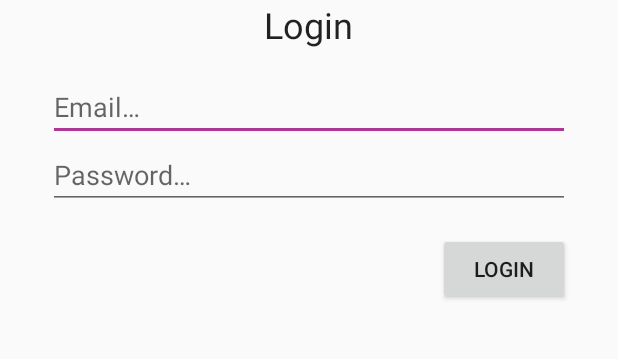
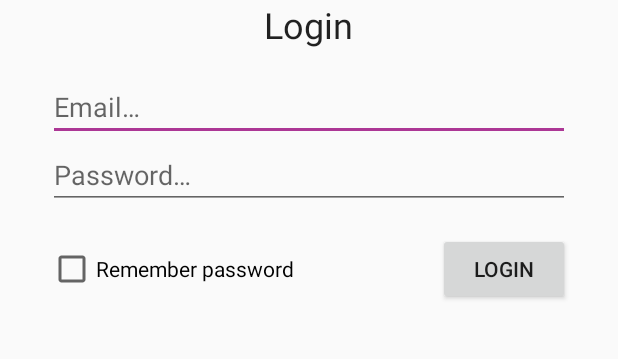
Before and after one commit to AlvaroBrey/mONO, an Android app: the screen it shows after launch (LoginActivity), on a phone screen of 412 x 824 dp, the part 372-731 px from its top. Run offline under Robolectric (Android 15) with nearby library versions, the phone set to English and light mode, and no system bars; our stand-ins replace ButterKnife; pictures from the network do not load.

Commit message:
LoginActivity.java: add checkbox to remember password

```diff
--- a/app/src/main/res/layout/activity_login.xml
+++ b/app/src/main/res/layout/activity_login.xml
@@ -47,19 +47,40 @@
         android:layout_height="wrap_content"
         android:layout_below="@+id/edittext_login_email"
         android:layout_centerHorizontal="true"
+        android:layout_marginBottom="@dimen/activity_vertical_margin"
         android:layout_marginLeft="@dimen/activity_horizontal_margin"
         android:layout_marginRight="@dimen/activity_horizontal_margin"
         android:ems="10"
         android:hint="@string/hint_login_password"
         android:inputType="textPassword"/>
 
-    <Button
-        android:id="@+id/button_login"
+    <RelativeLayout
         android:layout_width="wrap_content"
         android:layout_height="wrap_content"
-        android:layout_alignRight="@+id/edittext_login_password"
         android:layout_alignEnd="@id/edittext_login_password"
-        android:layout_below="@+id/edittext_login_password"
-        android:layout_marginTop="@dimen/activity_vertical_margin"
-        android:text="@string/action_login"/>
+        android:layout_alignLeft="@id/edittext_login_password"
+        android:layout_alignRight="@id/edittext_login_password"
+        android:layout_alignStart="@id/edittext_login_password"
+        android:layout_below="@id/edittext_login_password"
+        >
+
+        <Button
+            android:id="@+id/button_login"
+            android:layout_width="wrap_content"
+            android:layout_height="wrap_content"
+            android:layout_alignParentEnd="true"
+            android:layout_alignParentRight="true"
+            android:text="@string/action_login"/>
+
+        <CheckBox
+            android:id="@+id/checkbox_remember"
+            android:layout_width="wrap_content"
+            android:layout_height="wrap_content"
+            android:layout_alignParentLeft="true"
+            android:layout_alignParentStart="true"
+            android:layout_centerVertical="true"
+            android:text="@string/remember_credentials"
+            />
+    </RelativeLayout>
+
 </RelativeLayout>
--- a/app/src/main/res/values/strings.xml
+++ b/app/src/main/res/values/strings.xml
@@ -16,6 +16,7 @@
     <string name="hint_login_email">Email…</string>
     <string name="hint_login_password">Password…</string>
     <string name="text_login_title">Login</string>
+    <string name="remember_credentials">Remember password</string>
 
 
 </resources>
```
Also changed, not shown: app/src/main/java/com/ontherunvaro/onoclient/activities/LoginActivity.java (+30 -21 lines).
